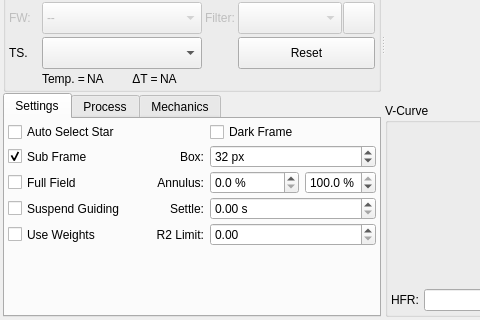
Old version of the form kstars/ekos/focus/focus.ui in the repository KDE/kstars; both pictures show x 0 to 480 and y 232 to 552 of the 899 by 552 pixel window.
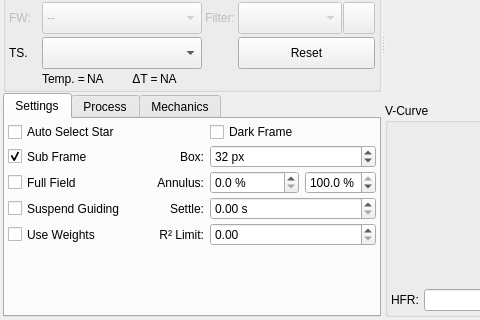
New version of the form. Icons and pictures are not drawn. Custom widgets are drawn as their Qt base class.

Commit message: Correct nomenclature for Linear1 focus algorithm with "R2" -> "R²", and add a default and minimum value for R² limit

```diff
--- a/kstars/ekos/focus/focus.ui
+++ b/kstars/ekos/focus/focus.ui
@@ -1136,7 +1136,7 @@
              <item row="4" column="1">
               <widget class="QLabel" name="label_32">
                <property name="text">
-                <string>R2 Limit:</string>
+                <string>R² Limit:</string>
                </property>
                <property name="alignment">
                 <set>Qt::AlignRight|Qt::AlignTrailing|Qt::AlignVCenter</set>
```
Left out of the diff: 8 changed lines with no effect on the pictures. The commit also changes 2 other files.
